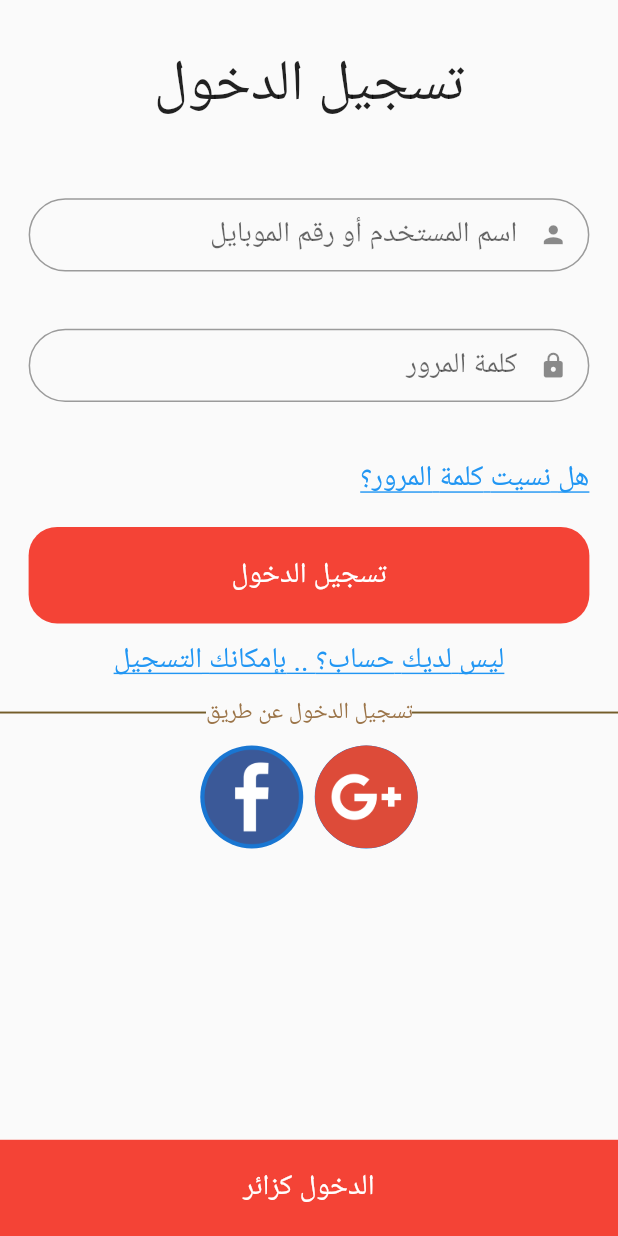
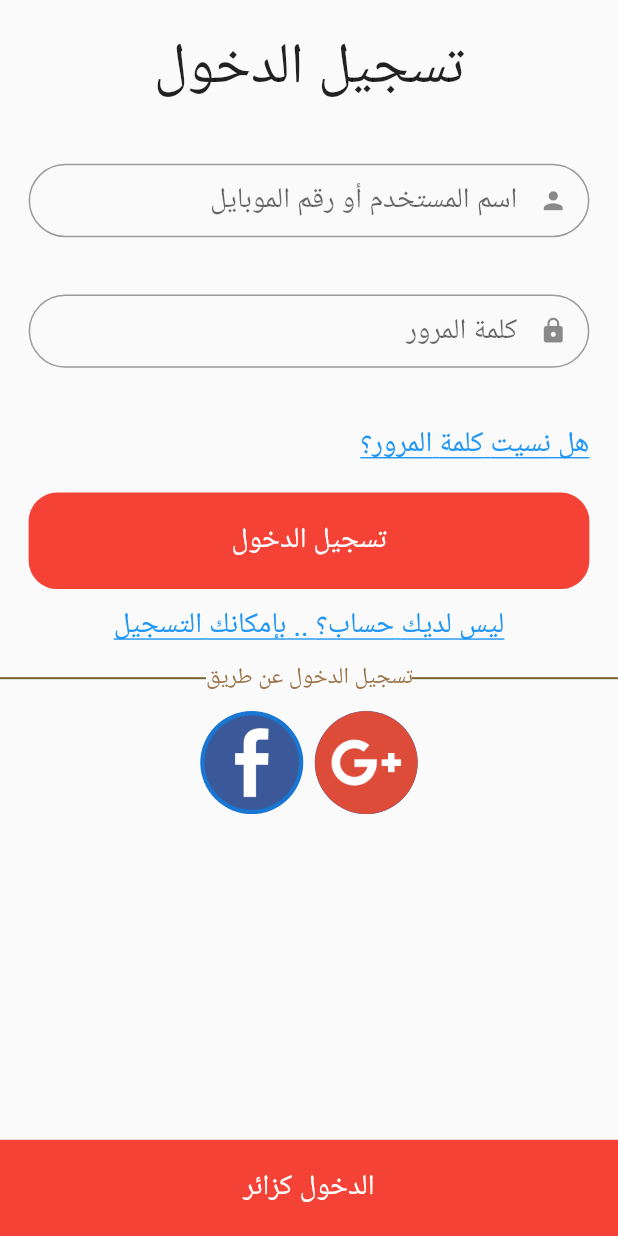
Before and after one commit to ahmed-nussair/rakhaa, a Flutter app: the screen it shows after launch, on a phone screen of 412 x 824 dp. Run offline on Flutter 3.47's test engine with Material 2 defaults, Android fonts, the phone set to English and light mode, and no system bars; our stand-ins replace device_info, geolocator, google_maps_flutter.

Commit message:
signin.dart modified

```diff
--- a/lib/view/signin.dart
+++ b/lib/view/signin.dart
@@ -25,7 +25,7 @@ class _SignInState extends State<SignIn> {
         children: [
           // Title
           Padding(
-            padding: EdgeInsets.all(_screenUtil.setWidth(80)),
+            padding: EdgeInsets.all(_screenUtil.setWidth(50)),
             child: Container(
               alignment: Alignment.center,
               child: Text(
```
